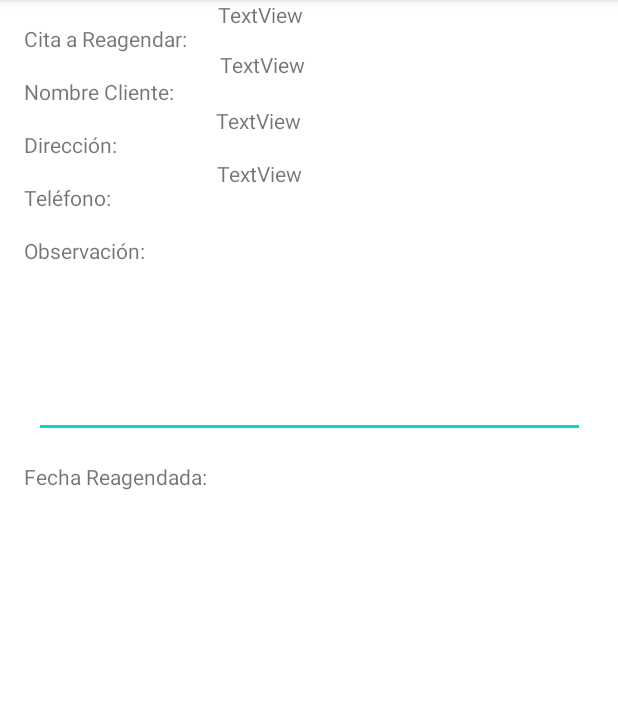
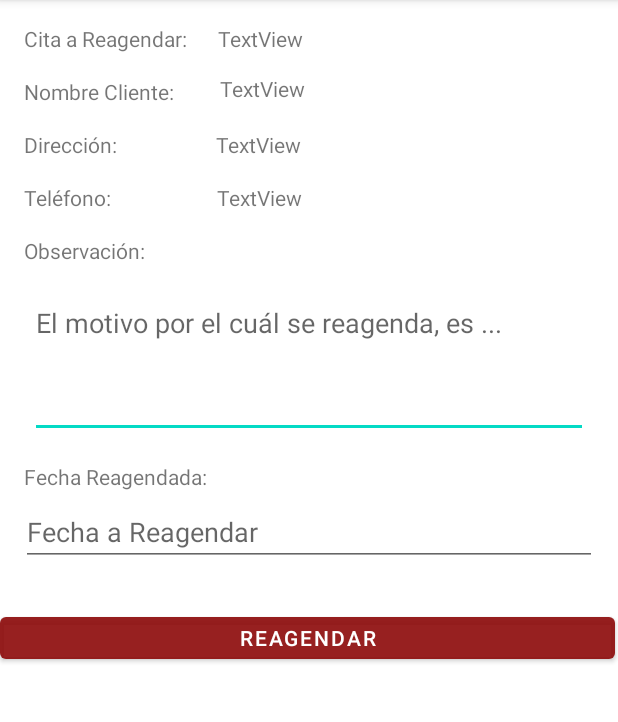
Before and after one commit to Yazminne020/AMNFGps, an Android app: the Reagenda screen opened directly, with no data from a screen before it, on a phone screen of 412 x 824 dp, the part 84-806 px from its top. Run offline under Robolectric (Android 15) with nearby library versions, the phone set to English and light mode, and no system bars; libraries missing offline, so code that uses them is left out: org.ksoap2, org.ksoap2.serialization, org.ksoap2.transport.

Commit message:
Actualizar InformacionCliente.java, Reagenda.java y 2 más archivos...

```diff
--- a/app/src/main/java/com/example/amfgps/Reagenda.java
+++ b/app/src/main/java/com/example/amfgps/Reagenda.java
@@ -1,14 +1,79 @@
 package com.example.amfgps;
+
+import android.content.Intent;
+import android.os.Bundle;
+import android.view.View;
+import android.widget.Button;
+import android.widget.EditText;
+import android.widget.TextView;
+import android.widget.Toast;
 
 import androidx.appcompat.app.AppCompatActivity;
 
-import android.os.Bundle;
+public class Reagenda extends AppCompatActivity {
 
-public class Reagenda extends AppCompatActivity {
+    TextView txtCita, txtNombre, txtDireccion, txtTelefono;
+    Cita cita = new Cita();
+    Button btnSave;
+    String  finicio, ffin,bander;
+    EditText etFecha,txtObs;
+
 
     @Override
     protected void onCreate(Bundle savedInstanceState) {
         super.onCreate(savedInstanceState);
         setContentView(R.layout.activity_reagenda);
+        txtCita = findViewById(R.id.txtCita);
+        txtNombre = findViewById(R.id.txtNombre);
+        txtDireccion = findViewById(R.id.txtDireccion);
+        txtTelefono = findViewById(R.id.txtTelefono);
+        txtObs = findViewById(R.id.txtObs);
+        btnSave = findViewById(R.id.btnSave);
+        etFecha = findViewById(R.id.etFecha);
+
+        Intent intent = getIntent();
+        Bundle extras = intent.getExtras();
+        if (extras != null) {
+            cita.rtvi = extras.getString("rtvi");
+            cita.vndr_codigo = extras.getString("vndr_codigo");
+            cita.clte_id = extras.getString("clte_id");
+            cita.nombreCliente = extras.getString("nombreCliente");
+            cita.direccion = extras.getString("direccion");
+            cita.telefono1 = extras.getString("telefono1");
+            cita.telefono2 = extras.getString("telefono2");
+            cita.estado = extras.getString("estado");
+            bander = extras.getString("bander");
+            finicio = extras.getString("finicio");
+            ffin = extras.getString("ffin");
+
+            txtNombre.setText(cita.nombreCliente);
+            txtTelefono.setText(cita.telefono1 + " " + cita.telefono2);
+            txtDireccion.setText(cita.direccion);
+            txtCita.setText(cita.rtvi);
+        }
+        btnSave.setOnClickListener(new View.OnClickListener() {
+
+            @Override
+            public void onClick(View view) {
+                try {
+                    if (bander.equals("true")){
+                        guardarDatos(finicio,ffin);
+                    }else {
+                        guardarDatos("","");
+                    }
+                } catch (Exception e) {
+                }
+            }
+        });
+    }
+    public void guardarDatos(String fechaInicio,String fechaFin) {
+        InformacionCliente iCliente=new InformacionCliente();
+            boolean resp = iCliente.reagendarClientes(cita.rtvi, etFecha.getText().toString().trim(), txtObs.getText().toString(), cita.vndr_codigo, cita.clte_id,fechaInicio,fechaFin);
+            if (resp) {
+                Toast.makeText(Reagenda.this, "Guardado con Éxito", Toast.LENGTH_SHORT).show();
+            } else {
+                Toast.makeText(Reagenda.this, "Ha ocurrido un error", Toast.LENGTH_SHORT).show();
+            }
+        btnSave.setEnabled(false);
     }
 }
--- a/app/src/main/res/layout/activity_reagenda.xml
+++ b/app/src/main/res/layout/activity_reagenda.xml
@@ -62,8 +62,8 @@
         app:layout_constraintTop_toBottomOf="@+id/textView13" />
 
     <EditText
-        android:id="@+id/editTextTextMultiLine"
-        android:layout_width="367dp"
+        android:id="@+id/txtObs"
+        android:layout_width="372dp"
         android:layout_height="99dp"
         android:layout_marginStart="16dp"
         android:layout_marginLeft="16dp"
@@ -72,6 +72,7 @@
         android:layout_marginRight="16dp"
         android:ems="10"
         android:gravity="start|top"
+        android:hint="El motivo por el cuál se reagenda, es ..."
         android:inputType="textMultiLine"
         app:layout_constraintEnd_toEndOf="parent"
         app:layout_constraintStart_toStartOf="parent"
@@ -86,21 +87,22 @@
         android:layout_marginTop="16dp"
         android:text="Fecha Reagendada:"
         app:layout_constraintStart_toStartOf="parent"
-        app:layout_constraintTop_toBottomOf="@+id/editTextTextMultiLine" />
+        app:layout_constraintTop_toBottomOf="@+id/txtObs" />
 
     <TextView
-        android:id="@+id/textView17"
+        android:id="@+id/txtCita"
         android:layout_width="238dp"
         android:layout_height="21dp"
+        android:layout_marginTop="16dp"
         android:layout_marginEnd="8dp"
         android:layout_marginRight="8dp"
         android:text="TextView"
         app:layout_constraintEnd_toEndOf="parent"
         app:layout_constraintStart_toEndOf="@+id/textView8"
-        tools:layout_editor_absoluteY="16dp" />
+        app:layout_constraintTop_toTopOf="parent" />
 
     <TextView
-        android:id="@+id/textView18"
+        android:id="@+id/txtNombre"
         android:layout_width="238dp"
         android:layout_height="21dp"
         android:layout_marginTop="12dp"
@@ -110,10 +112,10 @@
         app:layout_constraintEnd_toEndOf="parent"
         app:layout_constraintHorizontal_bias="0.61"
         app:layout_constraintStart_toEndOf="@+id/textView9"
-        app:layout_constraintTop_toBottomOf="@+id/textView17" />
+        app:layout_constraintTop_toBottomOf="@+id/txtCita" />
 
     <TextView
-        android:id="@+id/textView20"
+        android:id="@+id/txtDireccion"
         android:layout_width="238dp"
         android:layout_height="wrap_content"
         android:layout_marginTop="16dp"
@@ -123,10 +125,10 @@
         app:layout_constraintEnd_toEndOf="parent"
         app:layout_constraintHorizontal_bias="0.75"
         app:layout_constraintStart_toEndOf="@+id/textView12"
-        app:layout_constraintTop_toBottomOf="@+id/textView18" />
+        app:layout_constraintTop_toBottomOf="@+id/txtNombre" />
 
     <TextView
-        android:id="@+id/textView21"
+        android:id="@+id/txtTelefono"
         android:layout_width="238dp"
         android:layout_height="wrap_content"
         android:layout_marginTop="16dp"
@@ -136,5 +138,33 @@
         app:layout_constraintEnd_toEndOf="parent"
         app:layout_constraintHorizontal_bias="0.77"
         app:layout_constraintStart_toEndOf="@+id/textView13"
-        app:layout_constraintTop_toBottomOf="@+id/textView20" />
+        app:layout_constraintTop_toBottomOf="@+id/txtDireccion" />
+
+    <EditText
+        android:id="@+id/etFecha"
+        android:layout_width="384dp"
+        android:layout_height="42dp"
+        android:layout_marginTop="8dp"
+        android:layout_weight="1"
+        android:autofillHints="01/01/2000"
+        android:hint="@string/reagenda"
+        android:inputType="date"
+        app:layout_constraintEnd_toEndOf="parent"
+        app:layout_constraintStart_toStartOf="parent"
+        app:layout_constraintTop_toBottomOf="@+id/textView16"
+        tools:targetApi="o" />
+
+    <Button
+        android:id="@+id/btnSave"
+        android:layout_width="410dp"
+        android:layout_height="40dp"
+        android:layout_marginTop="28dp"
+        android:text="Reagendar"
+        app:backgroundTint="#E98E0B0B"
+        app:layout_constraintEnd_toEndOf="parent"
+        app:layout_constraintHorizontal_bias="0.0"
+        app:layout_constraintStart_toStartOf="parent"
+        app:layout_constraintTop_toBottomOf="@+id/etFecha" />
+
+
 </androidx.constraintlayout.widget.ConstraintLayout>
--- a/app/src/main/res/values/strings.xml
+++ b/app/src/main/res/values/strings.xml
@@ -10,4 +10,5 @@
     <string name="hora_desde">Hora Desde</string>
     <string name="title_activity_maps">Map</string>
     <string name="no">No</string>
+    <string name="reagenda">Fecha a Reagendar</string>
 </resources>
```
Also changed, not shown: app/src/main/java/com/example/amfgps/InformacionCliente.java (+93 -21 lines).
